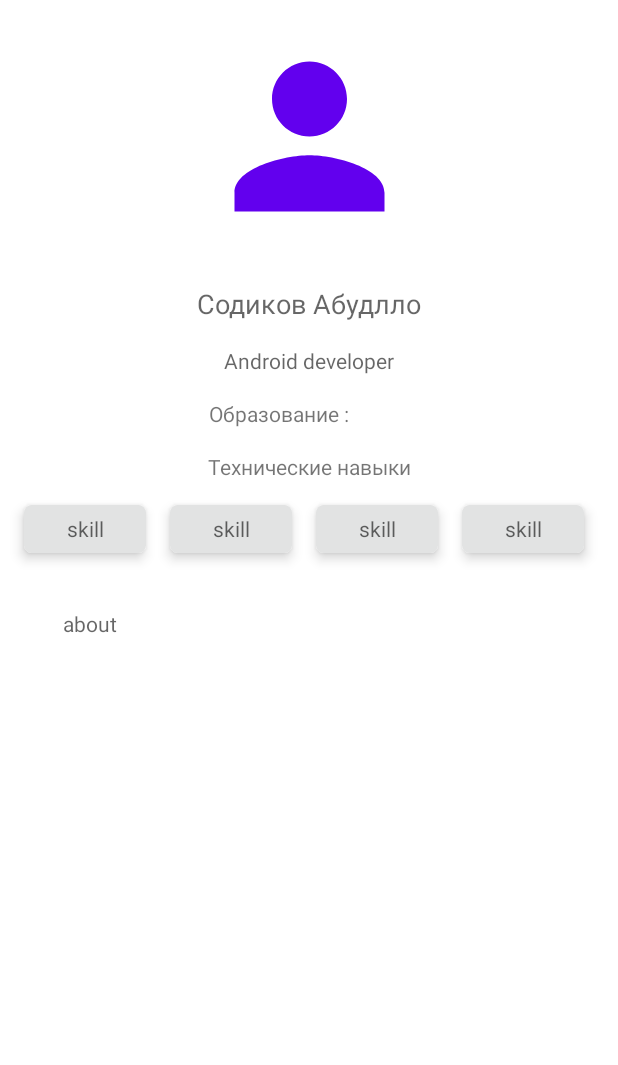
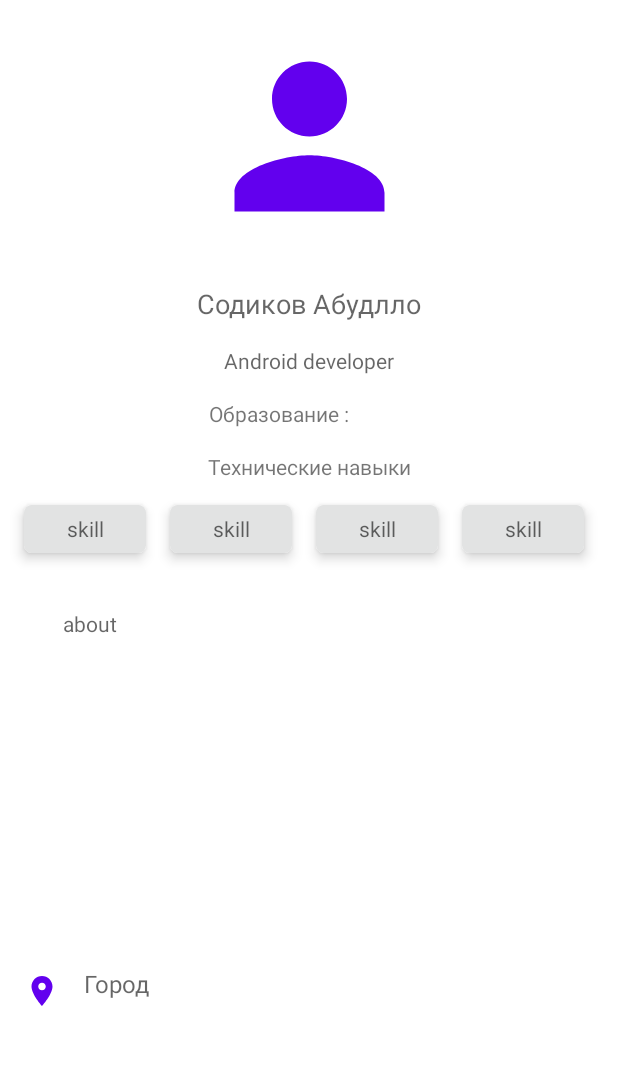
Before and after one commit to AbdulloSodikov/Project-Talent, an Android app: the TalentFragment screen opened through its navigation route, on a phone screen of 412 x 824 dp, the part 84-1149 px from its top. Run offline under Robolectric (Android 15) with nearby library versions, the phone set to English and light mode, and no system bars; our stand-ins replace CircleImageView, Room's generated code; 6 statements that could not run were skipped.

Commit message:
add more info

```diff
--- a/app/src/main/java/com/ak/sodikov/talent_v2/screens/talent_screen/TalentFragment.kt
+++ b/app/src/main/java/com/ak/sodikov/talent_v2/screens/talent_screen/TalentFragment.kt
@@ -44,6 +44,7 @@ class TalentFragment : Fragment() {
         mBinding.tvProfession.text = mTalent.professionNameInTalent
         mBinding.tvEducation.text = mTalent.education
         mBinding.tvAbout.text = mTalent.info
+        mBinding.tvCity.text = mTalent.cityNameInTalent
 
                 }
 
--- a/app/src/main/res/layout/fragment_talent.xml
+++ b/app/src/main/res/layout/fragment_talent.xml
@@ -138,4 +138,28 @@
         app:layout_constraintStart_toStartOf="parent"
         app:layout_constraintTop_toBottomOf="@+id/skill_1" />
 
+    <ImageView
+        android:id="@+id/imageView2"
+        android:layout_width="wrap_content"
+        android:layout_height="wrap_content"
+        android:layout_marginStart="16dp"
+        android:layout_marginTop="16dp"
+        android:layout_marginBottom="16dp"
+        android:src="@drawable/ic_location"
+        app:layout_constraintBottom_toBottomOf="parent"
+        app:layout_constraintStart_toStartOf="parent"
+        app:layout_constraintTop_toBottomOf="@+id/tv_about" />
+
+    <TextView
+        android:id="@+id/tv_city"
+        android:layout_width="211dp"
+        android:layout_height="32dp"
+        android:layout_marginStart="16dp"
+        android:hint="@string/hint_city"
+        android:textColor="@color/black"
+        android:textSize="16sp"
+        app:layout_constraintBottom_toBottomOf="parent"
+        app:layout_constraintStart_toEndOf="@+id/imageView2"
+        app:layout_constraintTop_toBottomOf="@+id/tv_about" />
+
 </androidx.constraintlayout.widget.ConstraintLayout>
```
